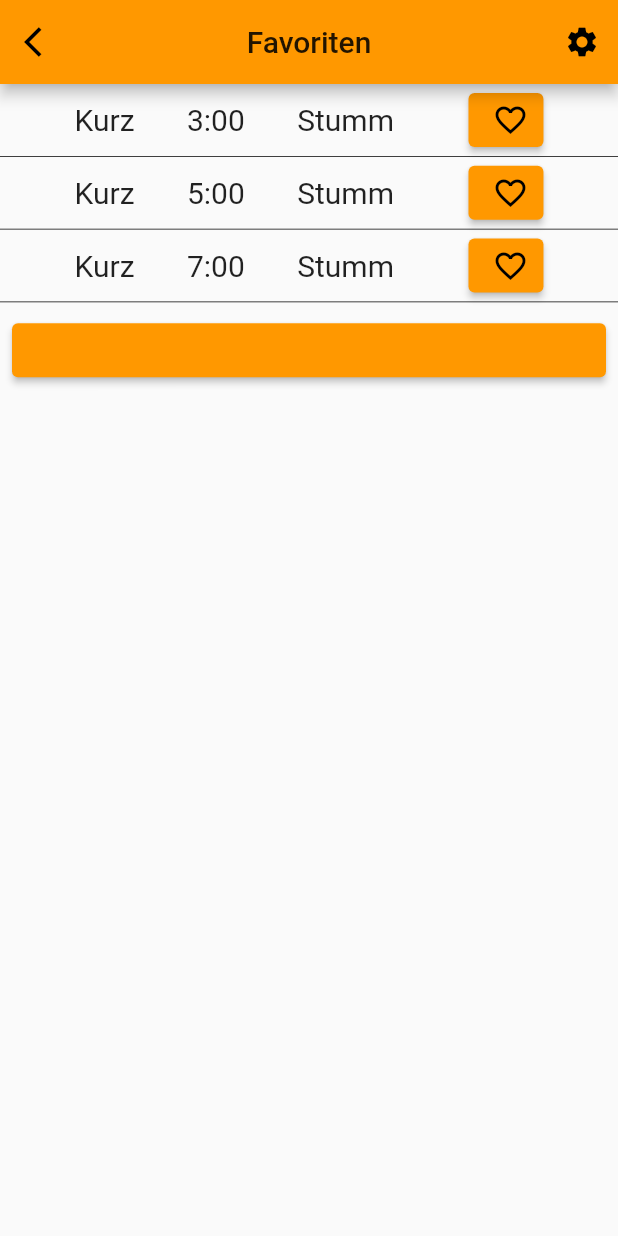
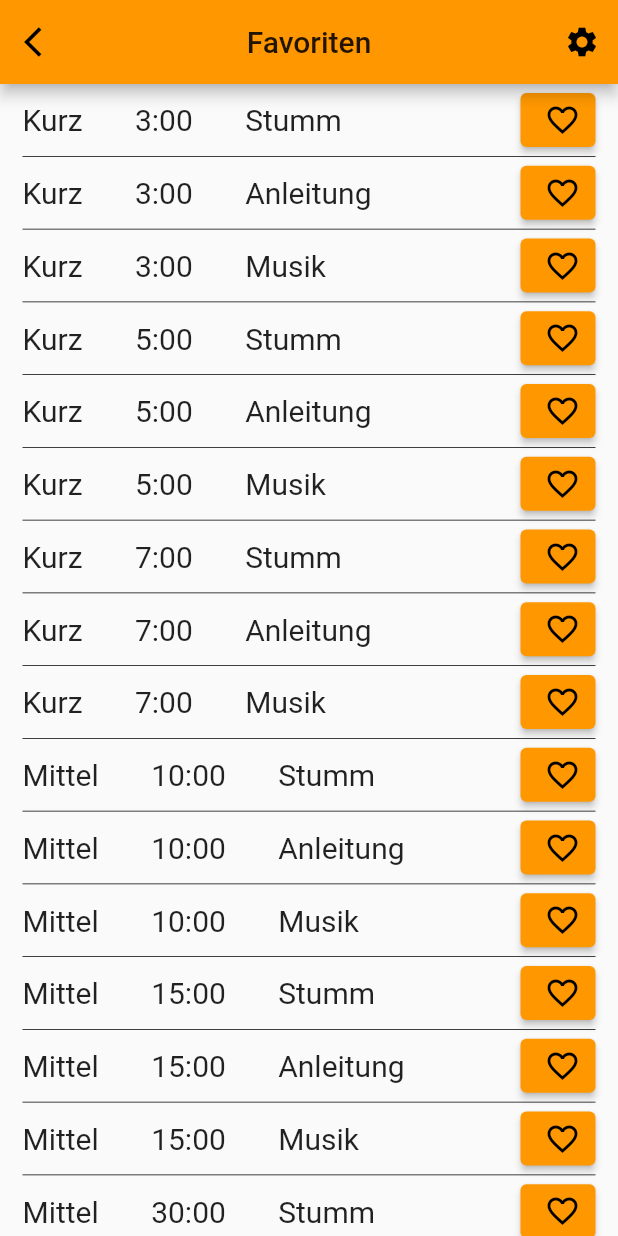
Before and after one commit to PascalWitzel/meditations_app, a Flutter app: the screen it shows after launch, after a tap on "Speichern", after a tap on "Favorit starten", on a phone screen of 412 x 824 dp. Run offline on Flutter 3.47's test engine with Material 2 defaults, Android fonts, the phone set to English and light mode, and no system bars; our stand-ins replace google_fonts, shared_preferences; missing offline and left inert: confirm_dialog.

Commit message:
- welcome_screen.dart zufälliges Bild - favliste.dart vervollständigt - favMusic Screen eingebaut, falls Favorit Musik hat, Liedwahl vor Start der meditation - song list static, damit global verwendbar

```diff
--- a/lib/screens/favliste.dart
+++ b/lib/screens/favliste.dart
@@ -13,6 +13,38 @@ class _favlisteScreenState extends State<favlisteScreen> {
   String sound = "";
   String setFavMed = "";
   String getFavMed = "";
+
+  List<String> favorites = [
+    "Kurz 3:00 Stumm",
+    "Kurz 3:00 Anleitung",
+    "Kurz 3:00 Musik",
+    "Kurz 5:00 Stumm",
+    "Kurz 5:00 Anleitung",
+    "Kurz 5:00 Musik",
+    "Kurz 7:00 Stumm",
+    "Kurz 7:00 Anleitung",
+    "Kurz 7:00 Musik",
+
+    "Mittel 10:00 Stumm",
+    "Mittel 10:00 Anleitung",
+    "Mittel 10:00 Musik",
+    "Mittel 15:00 Stumm",
+    "Mittel 15:00 Anleitung",
+    "Mittel 15:00 Musik",
+    "Mittel 30:00 Stumm",
+    "Mittel 30:00 Anleitung",
+    "Mittel 30:00 Musik",
+
+    "Lang 60:00 Stumm",
+    "Lang 60:00 Anleitung",
+    "Lang 60:00 Musik",
+    "Lang 90:00 Stumm",
+    "Lang 90:00 Anleitung",
+    "Lang 90:00 Musik",
+    "Lang 120:00 Stumm",
+    "Lang 120:00 Anleitung",
+    "Lang 120:00 Musik",
+  ];
 
   Future<void> _setStringSharedPref() async {
     SharedPreferences prefs = await SharedPreferences.getInstance();
@@ -37,19 +69,22 @@ class _favlisteScreenState extends State<favlisteScreen> {
   Widget build(BuildContext context) {
     return Scaffold(
       appBar: appbarback(context, "Favoriten"),
-      body: ListView(
-        children: [
-          Container(
+      body: ListView.builder(
+        itemCount: favorites.length,
+        itemBuilder: (context, index) {
+          return Padding(
+            padding: const EdgeInsets.only(left: 15.0, right: 15.0),
+            child: Container(
               decoration: BoxDecoration(
                 border: Border(
                   bottom: BorderSide(width: 0.5, color: Colors.black),
                 ),
               ),
               child: Row(
-              mainAxisAlignment: MainAxisAlignment.spaceEvenly,
+                mainAxisAlignment: MainAxisAlignment.spaceBetween,
                 children: [
                   Text(
-                  "Kurz 3:00 Stumm",
+                    favorites[index],
                     style: TextStyle(
                       fontSize: 20,
                       wordSpacing: 30,
@@ -58,15 +93,16 @@ class _favlisteScreenState extends State<favlisteScreen> {
                   Container(
                     width: 50,
                     child: ElevatedButton(
-                    onPressed: () => {
-                      setFavMed = "Kurz 3:00 Stumm",
+                      onPressed: () =>
+                      {
                         setState(() {
+                          setFavMed = favorites[index];
                           _setStringSharedPref();
                           _getStringFromSharedPref();
                         }),
-                      print("Done1"),
+                        print(setFavMed),
                       },
-                    child: new Icon(getFavMed == "Kurz 3:00 Stumm"
+                      child: new Icon(getFavMed == favorites[index]
                           ? Icons.favorite
                           : Icons.favorite_border),
                     ),
@@ -74,86 +110,8 @@ class _favlisteScreenState extends State<favlisteScreen> {
                 ],
               ),
             ),
-          Container(
-            decoration: BoxDecoration(
-              border: Border(
-                bottom: BorderSide(width: 0.5, color: Colors.black),
-              ),
-            ),
-            child: Row(
-              mainAxisAlignment: MainAxisAlignment.spaceEvenly,
-              children: [
-                Text(
-                  "Kurz 5:00 Stumm",
-                  style: TextStyle(
-                    fontSize: 20,
-                    wordSpacing: 30,
-                  ),
-                ),
-                Container(
-                  width: 50,
-                  child: ElevatedButton(
-                    onPressed: () => {
-                      setFavMed = "Kurz 5:00 Stumm",
-                      setState(() {
-                        _setStringSharedPref();
-                        _getStringFromSharedPref();
-                      }),
-                      print("Done2"),
-                    },
-                    child: new Icon(getFavMed == "Kurz 5:00 Stumm"
-                        ? Icons.favorite
-                        : Icons.favorite_border),
-                  ),
-                ),
-              ],
-            ),
-          ),
-          Container(
-            decoration: BoxDecoration(
-              border: Border(
-                bottom: BorderSide(width: 0.5, color: Colors.black),
-              ),
-            ),
-            child: Row(
-              mainAxisAlignment: MainAxisAlignment.spaceEvenly,
-              children: [
-                Text(
-                  "Kurz 7:00 Stumm",
-                  style: TextStyle(
-                    fontSize: 20,
-                    wordSpacing: 30,
-                  ),
-                ),
-                Container(
-                  width: 50,
-                  child: ElevatedButton(
-                    onPressed: () => {
-                      setFavMed = "Kurz 7:00 Stumm",
-                      setState(() {
-                        _setStringSharedPref();
-                        _getStringFromSharedPref();
-                      }),
-                      print("Done3"),
-                    },
-                    child: new Icon(getFavMed == "Kurz 7:00 Stumm"
-                        ? Icons.favorite
-                        : Icons.favorite_border),
-                  ),
-                ),
-              ],
-            ),
-          ),
-          Padding(
-            padding: const EdgeInsets.all(8.0),
-            child: ElevatedButton(
-              onPressed: () => {
-                _getStringFromSharedPref(),
-                print(getFavMed),
-              },
-            ),
-          ),
-        ],
+          );
+        }
       ),
     );
   }
--- a/lib/screens/welcome_screen.dart
+++ b/lib/screens/welcome_screen.dart
@@ -1,9 +1,13 @@
+import 'dart:math';
+
 import 'package:flutter/cupertino.dart';
 import 'package:flutter/material.dart';
 import 'package:meditations_app/screens/favliste.dart';
 import 'package:meditations_app/screens/meditation.dart';
 import 'package:meditations_app/screens/menu_home.dart';
 import 'package:shared_preferences/shared_preferences.dart';
+
+import 'music_fav.dart';
 
 class WelcomeScreen extends StatefulWidget {
 
@@ -14,6 +18,15 @@ class WelcomeScreen extends StatefulWidget {
 class _WelcomeScreenState extends State<WelcomeScreen> {
   String name = "Name";
   String fav = "";
+
+  List<String> images = [
+    "assets/images/Download.jpg",
+    "assets/images/Steinturm02.jpg",
+    "assets/images/Meditation Berg.jpg",
+    "assets/images/Meditation Ozean.jpg.jpg",
+  ];
+
+  var random = new Random();
 
   TextEditingController _controller = TextEditingController(text: "Test");
 
@@ -68,7 +81,7 @@ class _WelcomeScreenState extends State<WelcomeScreen> {
               fit: BoxFit.cover,
               colorFilter: new ColorFilter.mode(
                   Colors.black.withOpacity(0.4), BlendMode.dstATop),
-              image: AssetImage("assets/images/Download.jpg"),
+              image: AssetImage(images[random.nextInt(images.length - 1)]),
             ),
           ),
           child: Center(
@@ -127,12 +140,6 @@ class _WelcomeScreenState extends State<WelcomeScreen> {
         ),
       );
     } else {
-      MaterialPageRoute favRoute;
-      if(fav != ""){
-        favRoute = MaterialPageRoute(builder: (context) => meditationsScreen(fav.split(" ")[0], fav.split(" ")[1], fav.split(" ")[2]));
-      } else {
-        favRoute = MaterialPageRoute(builder: (context) => favlisteScreen());
-      }
       return Scaffold(
         body: Container(
           decoration: BoxDecoration(
@@ -140,7 +147,7 @@ class _WelcomeScreenState extends State<WelcomeScreen> {
               fit: BoxFit.cover,
               colorFilter: new ColorFilter.mode(
                   Colors.black.withOpacity(0.4), BlendMode.dstATop),
-              image: AssetImage("assets/images/Download.jpg"),
+              image: AssetImage(images[random.nextInt(images.length - 1)]),
             ),
           ),
           child: Center(
@@ -160,7 +167,45 @@ class _WelcomeScreenState extends State<WelcomeScreen> {
                   ),
                   buildMenuCrate(Icons.menu, "Meditation wählen", context, MaterialPageRoute(builder: (context) => HomeScreen())),
                   SizedBox(height: 20),
-                  buildMenuCrate(Icons.star, "Favorit starten", context, favRoute),
+                  GestureDetector(
+                    onTap: () {
+                      if(fav != ""){
+                        String category = fav.split(" ")[0];
+                        String length = fav.split(" ")[1];
+                        String sound = fav.split(" ")[2];
+                        print(sound);
+                        if(sound.trim() == "Musik"){
+                          Navigator.push(context, MaterialPageRoute(builder: (context) => MusicFav(category, length)));
+                        } else {
+                          Navigator.push(context, MaterialPageRoute(builder: (context) => meditationsScreen(category, length, sound)));
+                        }
+                      } else {
+                        Navigator.push(context, MaterialPageRoute(builder: (context) => favlisteScreen()));
+                      }
+                    },
+                    child: Container(
+                      height: 150,
+                      width: 150,
+                      decoration: BoxDecoration(
+                        border: Border.all(color: Colors.black87, width: 2),
+                        borderRadius: BorderRadius.circular(10),
+                        color: Colors.white,
+                      ),
+                      child: Column(mainAxisAlignment: MainAxisAlignment.center, children: [
+                        Padding(
+                          padding: const EdgeInsets.only(bottom: 8.0),
+                          child: Icon(Icons.star_border, size: 45),
+                        ),
+                        Text(
+                          "Favorit starten",
+                          textAlign: TextAlign.center,
+                          style: TextStyle(
+                            fontSize: 18,
+                          ),
+                        ),
+                      ]),
+                    ),
+                  ),
                   ElevatedButton(
                     onPressed: () => {
                       setState(() {
--- a/lib/themes/theme_values.dart
+++ b/lib/themes/theme_values.dart
@@ -23,27 +23,27 @@ final darkTextTheme = TextTheme(
 /// ----  Blue Theme  ----
 final blueTheme = ThemeData(
   primarySwatch: Colors.blue,
-  accentColor: Color(0xFF9FCCF8),
+  accentColor: Color(0xFFA5EDFA),
   textTheme: lightTextTheme,
 );
 
 /// ----  Orange Theme  ----
 final orangeTheme = ThemeData(
   primarySwatch: Colors.orange,
-  accentColor: Color(0xFFF8BB67),
+  accentColor: Color(0xFFEECD2A),
   textTheme: darkTextTheme,
 );
 
 /// ----  Green Theme  ----
 final greenTheme = ThemeData(
   primarySwatch: Colors.lightGreen,
-  accentColor: Color(0xFF54930C),
+  accentColor: Color(0xFF2B8D09),
   textTheme: darkTextTheme,
 );
 
 /// ----  Purple Theme  ----
 final purpleTheme = ThemeData(
-  primarySwatch: Colors.deepPurple,
-  accentColor: Color(0xFFA530BA),
+  primarySwatch: Colors.purple,
+  accentColor: Color(0xFFCE82FD),
   textTheme: lightTextTheme,
 );
```
Also changed, not shown: lib/screens/music_auswahl.dart (+13 -12 lines), lib/screens/music_fav.dart (added, +78 -0 lines), assets/images/Meditation Berg.jpg (added), assets/images/Meditation Ozean.jpg (added), assets/images/Steinturm01.jpg (added), assets/images/Steinturm02.jpg (added). Lines whose indentation alone changed are shown as unchanged.
